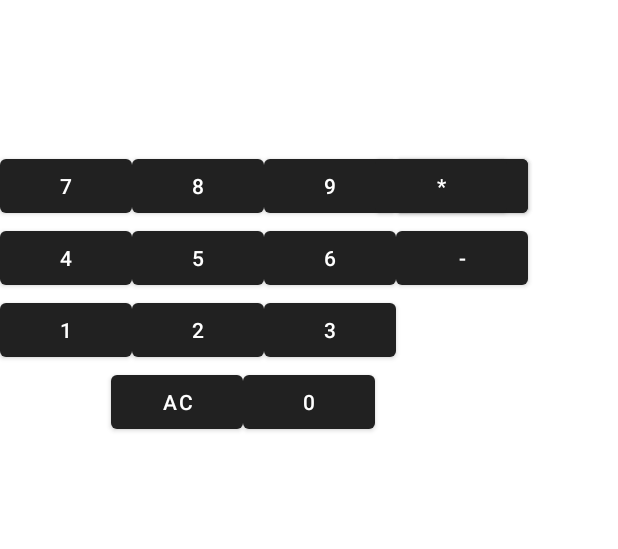
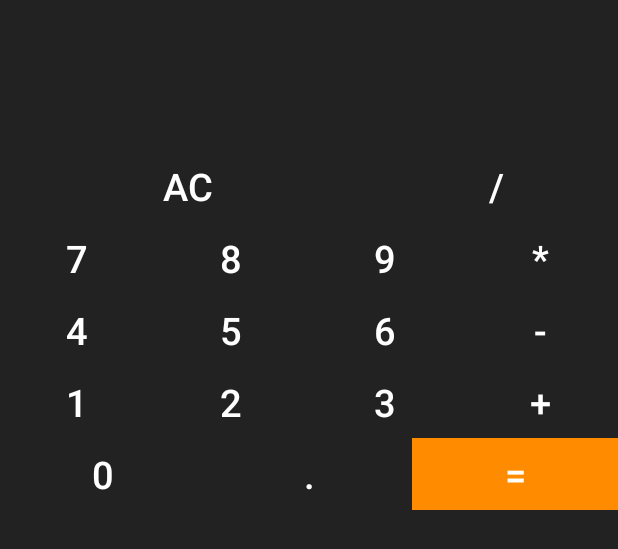
Before and after one commit to RatmirBat/Calculator, an Android app: the layout activity_main.xml on its own in the app's theme, with its tools: preview values and no code run, on a phone screen of 412 x 824 dp. Shown: the top 549 px of the screen. Run offline under Robolectric (Android 15) with nearby library versions, the phone set to English and light mode, and no system bars.

Commit message:
Making layout

```diff
--- a/app/src/main/res/layout/activity_main.xml
+++ b/app/src/main/res/layout/activity_main.xml
@@ -1,10 +1,12 @@
 <?xml version="1.0" encoding="utf-8"?>
-<LinearLayout xmlns:android="http://schemas.android.com/apk/res/android"
+<LinearLayout
+    xmlns:android="http://schemas.android.com/apk/res/android"
     xmlns:app="http://schemas.android.com/apk/res-auto"
     xmlns:tools="http://schemas.android.com/tools"
     android:layout_width="match_parent"
     android:layout_height="match_parent"
     android:orientation="vertical"
+    android:background="@color/almostBlack"
     tools:context=".MainActivity">
 
     <androidx.constraintlayout.widget.ConstraintLayout
@@ -33,130 +35,176 @@
     </androidx.constraintlayout.widget.ConstraintLayout>
 
     <androidx.constraintlayout.widget.ConstraintLayout
-        android:id="@+id/keyboard"
         android:layout_width="match_parent"
         android:layout_height="wrap_content">
 
+        <LinearLayout
+            android:id="@+id/linearLayout"
+
+            style="@style/buttonLinearLayout"
+            android:orientation="horizontal"
+            app:layout_constraintEnd_toEndOf="parent"
+            app:layout_constraintStart_toStartOf="parent"
+            app:layout_constraintTop_toTopOf="parent">
+
             <Button
-            android:id="@+id/button9"
+                android:id="@+id/ac"
+                style="@style/button"
+                android:layout_width="176dp"
+                android:layout_height="wrap_content"
+                android:text="AC" />
+
+            <Button
+                android:id="@+id/button_division"
+                style="@style/button"
                 android:layout_width="wrap_content"
                 android:layout_height="wrap_content"
-            android:text="9"
-            app:layout_constraintStart_toEndOf="@+id/button8"
-            app:layout_constraintTop_toTopOf="parent" />
+                android:text="/" />
+
+        </LinearLayout>
+
+
+        <LinearLayout
+
+            android:id="@+id/linearLayout2"
+            style="@style/buttonLinearLayout"
+            android:orientation="horizontal"
+            app:layout_constraintEnd_toEndOf="parent"
+            app:layout_constraintStart_toStartOf="parent"
+            app:layout_constraintTop_toBottomOf="@+id/linearLayout">
+
+            <Button
+
+                android:id="@+id/button7"
+                style="@style/button"
+                android:layout_width="wrap_content"
+                android:layout_height="wrap_content"
+                android:text="7" />
 
             <Button
                 android:id="@+id/button8"
+                style="@style/button"
                 android:layout_width="wrap_content"
                 android:layout_height="wrap_content"
-            android:text="8"
-            app:layout_constraintStart_toEndOf="@+id/button7"
-            app:layout_constraintTop_toTopOf="parent" />
+                android:text="8" />
 
             <Button
-            android:id="@+id/button7"
+                android:id="@+id/button9"
+                style="@style/button"
                 android:layout_width="wrap_content"
                 android:layout_height="wrap_content"
-            android:text="7"
+                android:text="9" />
+
+            <Button
+                android:id="@+id/button_multiplication"
+                style="@style/button"
+                android:layout_width="wrap_content"
+                android:layout_height="wrap_content"
+                android:text="*" />
+        </LinearLayout>
+
+        <LinearLayout
+            android:id="@+id/linearLayout3"
+            style="@style/buttonLinearLayout"
+            android:orientation="horizontal"
+            app:layout_constraintEnd_toEndOf="parent"
             app:layout_constraintStart_toStartOf="parent"
-            app:layout_constraintTop_toTopOf="parent" />
+            app:layout_constraintTop_toBottomOf="@+id/linearLayout2">
+
+            <Button
+                android:id="@+id/button4"
+                style="@style/button"
+                android:layout_width="wrap_content"
+                android:layout_height="wrap_content"
+                android:text="4" />
+
+            <Button
+                android:id="@+id/button5"
+                style="@style/button"
+                android:layout_width="wrap_content"
+                android:layout_height="wrap_content"
+                android:text="5" />
 
             <Button
                 android:id="@+id/button6"
+                style="@style/button"
                 android:layout_width="wrap_content"
                 android:layout_height="wrap_content"
-            android:text="6"
-            app:layout_constraintStart_toEndOf="@+id/button5"
-            app:layout_constraintTop_toBottomOf="@+id/button9" />
+                android:text="6" />
 
             <Button
-            android:id="@+id/button5"
+                android:id="@+id/button_subtraction"
+                style="@style/button"
                 android:layout_width="wrap_content"
                 android:layout_height="wrap_content"
-            android:text="5"
-            app:layout_constraintStart_toEndOf="@+id/button4"
-            app:layout_constraintTop_toBottomOf="@+id/button8" />
+                android:text="-" />
+        </LinearLayout>
+
+        <LinearLayout
+            android:id="@+id/linearLayout4"
+            style="@style/buttonLinearLayout"
+            android:orientation="horizontal"
+            app:layout_constraintEnd_toEndOf="parent"
+            app:layout_constraintStart_toStartOf="parent"
+            app:layout_constraintTop_toBottomOf="@+id/linearLayout3">
 
             <Button
-            android:id="@+id/button4"
+                android:id="@+id/button1"
+                style="@style/button"
                 android:layout_width="wrap_content"
                 android:layout_height="wrap_content"
-            android:text="4"
-            app:layout_constraintStart_toStartOf="parent"
-            app:layout_constraintTop_toBottomOf="@+id/button7" />
+                android:text="1" />
+
+            <Button
+                android:id="@+id/button2"
+                style="@style/button"
+                android:layout_width="wrap_content"
+                android:layout_height="wrap_content"
+                android:text="2" />
 
             <Button
                 android:id="@+id/button3"
+                style="@style/button"
                 android:layout_width="wrap_content"
                 android:layout_height="wrap_content"
-            android:text="3"
-            app:layout_constraintStart_toEndOf="@+id/button2"
-            app:layout_constraintTop_toBottomOf="@+id/button6" />
+                android:text="3" />
 
             <Button
-            android:id="@+id/button2"
+                android:id="@+id/button_addition"
+                style="@style/button"
                 android:layout_width="wrap_content"
                 android:layout_height="wrap_content"
-            android:text="2"
-            app:layout_constraintStart_toEndOf="@+id/button1"
-            app:layout_constraintTop_toBottomOf="@+id/button5" />
+                android:text="+" />
 
-        <Button
-            android:id="@+id/button1"
-            android:layout_width="wrap_content"
-            android:layout_height="wrap_content"
-            android:text="1"
+        </LinearLayout>
+
+        <LinearLayout
+            style="@style/buttonLinearLayout"
+            android:orientation="horizontal"
+            app:layout_constraintEnd_toEndOf="parent"
             app:layout_constraintStart_toStartOf="parent"
-            app:layout_constraintTop_toBottomOf="@+id/button4" />
+            app:layout_constraintTop_toBottomOf="@+id/linearLayout4">
 
             <Button
                 android:id="@+id/button0"
-            android:layout_width="wrap_content"
+                style="@style/button"
+
                 android:layout_height="wrap_content"
-            android:text="0"
-            app:layout_constraintEnd_toEndOf="parent"
-            app:layout_constraintStart_toStartOf="parent"
-            app:layout_constraintTop_toBottomOf="@+id/button2" />
+                android:text="0" />
+            <Button
+
+                android:layout_height="wrap_content"
+                android:text="."
+                style="@style/button"/>
 
             <Button
-            android:id="@+id/button_division"
-            android:layout_width="wrap_content"
+                android:id="@+id/button_equals"
+                style="@style/buttonEquals"
                 android:layout_height="wrap_content"
-            android:text="/"
-            app:layout_constraintStart_toEndOf="@+id/button9"
-            app:layout_constraintTop_toTopOf="parent" />
+                android:text="=" />
 
-        <Button
-            android:id="@+id/button_addition"
-            android:layout_width="wrap_content"
-            android:layout_height="wrap_content"
-            android:text="+"
-            app:layout_constraintStart_toEndOf="@+id/button6"
-            tools:layout_editor_absoluteY="48dp" />
 
-        <Button
-            android:id="@+id/button_subtraction"
-            android:layout_width="wrap_content"
-            android:layout_height="wrap_content"
-            android:text="-"
-            app:layout_constraintStart_toEndOf="@+id/button3"
-            app:layout_constraintTop_toBottomOf="@+id/button_addition" />
-
-        <Button
-            android:id="@+id/button_multiplication"
-            android:layout_width="wrap_content"
-            android:layout_height="wrap_content"
-            android:text="*"
-            app:layout_constraintStart_toEndOf="@+id/button0"
-            tools:layout_editor_absoluteY="144dp" />
-
-        <Button
-            android:id="@+id/ac"
-            android:layout_width="wrap_content"
-            android:layout_height="wrap_content"
-            android:text="AC"
-            app:layout_constraintEnd_toStartOf="@+id/button0"
-            app:layout_constraintTop_toBottomOf="@+id/button1" />
+        </LinearLayout>
 
     </androidx.constraintlayout.widget.ConstraintLayout>
 
--- a/app/src/main/res/values-night/themes.xml
+++ /dev/null
@@ -1,16 +0,0 @@
-<resources xmlns:tools="http://schemas.android.com/tools">
-    <!-- Base application theme. -->
-    <style name="Theme.Calculator" parent="Theme.MaterialComponents.DayNight.DarkActionBar">
-        <!-- Primary brand color. -->
-        <item name="colorPrimary">@color/purple_200</item>
-        <item name="colorPrimaryVariant">@color/purple_700</item>
-        <item name="colorOnPrimary">@color/black</item>
-        <!-- Secondary brand color. -->
-        <item name="colorSecondary">@color/teal_200</item>
-        <item name="colorSecondaryVariant">@color/teal_200</item>
-        <item name="colorOnSecondary">@color/black</item>
-        <!-- Status bar color. -->
-        <item name="android:statusBarColor">?attr/colorPrimaryVariant</item>
-        <!-- Customize your theme here. -->
-    </style>
-</resources>
--- a/app/src/main/res/values/colors.xml
+++ b/app/src/main/res/values/colors.xml
@@ -1,10 +1,9 @@
 <?xml version="1.0" encoding="utf-8"?>
 <resources>
-    <color name="purple_200">#FFBB86FC</color>
-    <color name="purple_500">#FF6200EE</color>
-    <color name="purple_700">#FF3700B3</color>
-    <color name="teal_200">#FF03DAC5</color>
-    <color name="teal_700">#FF018786</color>
     <color name="black">#FF000000</color>
     <color name="white">#FFFFFFFF</color>
+    <color name="red">#F00</color>
+    <color name="almostBlack">#222</color>
+    <color name="orange">#FF8c00</color>
+
 </resources>
--- a/app/src/main/res/values/styles.xml
+++ b/app/src/main/res/values/styles.xml
@@ -1,10 +1,22 @@
 <?xml version="1.0" encoding="utf-8"?>
 <resources>
-    <style name="buttonNumber">
+    <style name="buttonLinearLayout">
         <item name="android:layout_weight"> 1 </item>
         <item name="android:layout_width"> 0dp </item>
         <item name="android:layout_height">match_parent</item>
-        <item name="android:background"> @null </item>
-        <item name="android:textSize"> 25sp </item>
+    </style>
+    <style name="button">
+        <item name="android:layout_weight"> 1 </item>
+        <item name="android:layout_width"> 0dp </item>
+        <item name="android:layout_height">match_parent</item>
+        <item name="android:background">@color/almostBlack</item>
+        <item name="android:textSize">25sp</item>
+    </style>
+    <style name="buttonEquals">
+        <item name="android:layout_weight"> 1 </item>
+        <item name="android:layout_width"> 0dp </item>
+        <item name="android:layout_height">match_parent</item>
+        <item name="android:background">@color/orange</item>
+        <item name="android:textSize">25sp</item>
     </style>
 </resources>
--- a/app/src/main/res/values/themes.xml
+++ b/app/src/main/res/values/themes.xml
@@ -1,14 +1,11 @@
 <resources xmlns:tools="http://schemas.android.com/tools">
     <!-- Base application theme. -->
-    <style name="Theme.Calculator" parent="Theme.MaterialComponents.DayNight.DarkActionBar">
+    <style name="Theme.Calculator" parent="Theme.AppCompat">
         <!-- Primary brand color. -->
-<!--        <item name="colorPrimary">@color/purple_500</item>-->
-        <item name="colorPrimaryVariant">@color/purple_700</item>
+        <item name="colorPrimary">@color/orange</item>
+        <item name="colorPrimaryVariant">@color/almostBlack</item>
         <item name="colorOnPrimary">@color/white</item>
-        <!-- Secondary brand color. -->
-        <item name="colorSecondary">@color/teal_200</item>
-        <item name="colorSecondaryVariant">@color/teal_700</item>
-        <item name="colorOnSecondary">@color/black</item>
+
         <!-- Status bar color. -->
         <item name="android:statusBarColor">?attr/colorPrimaryVariant</item>
         <!-- Customize your theme here. -->
```
Lines whose indentation alone changed are shown as unchanged.
